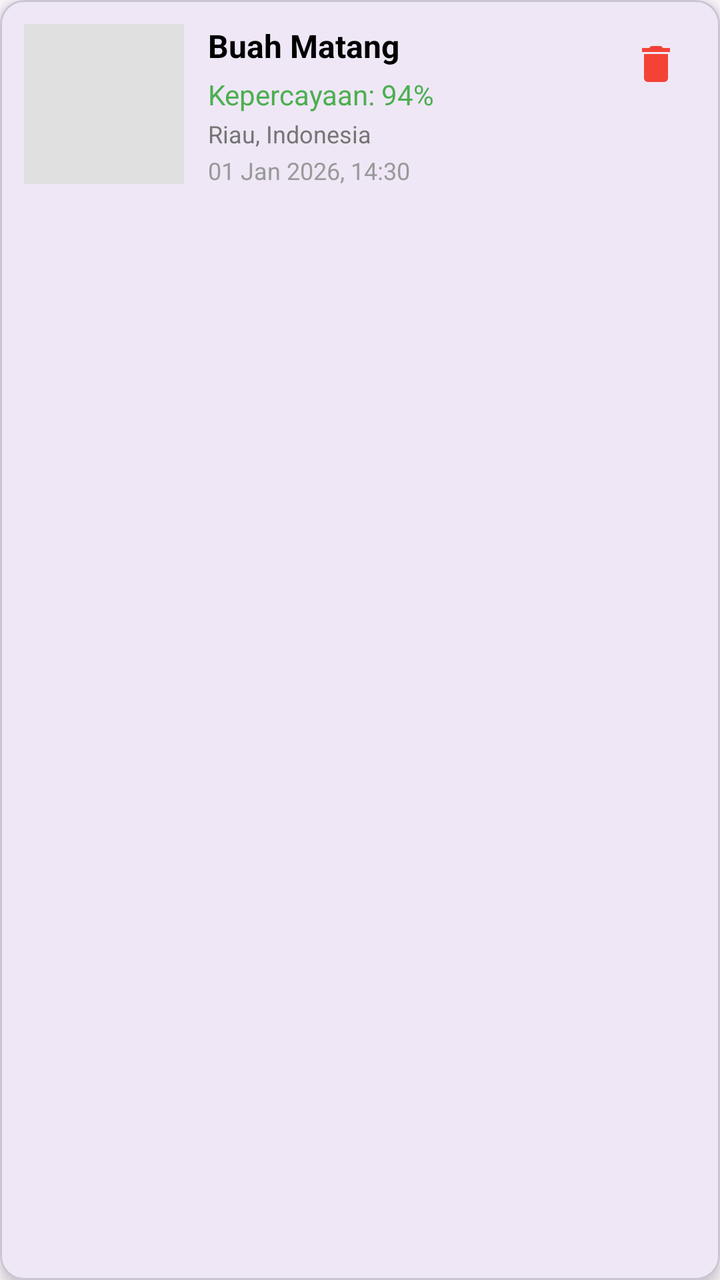
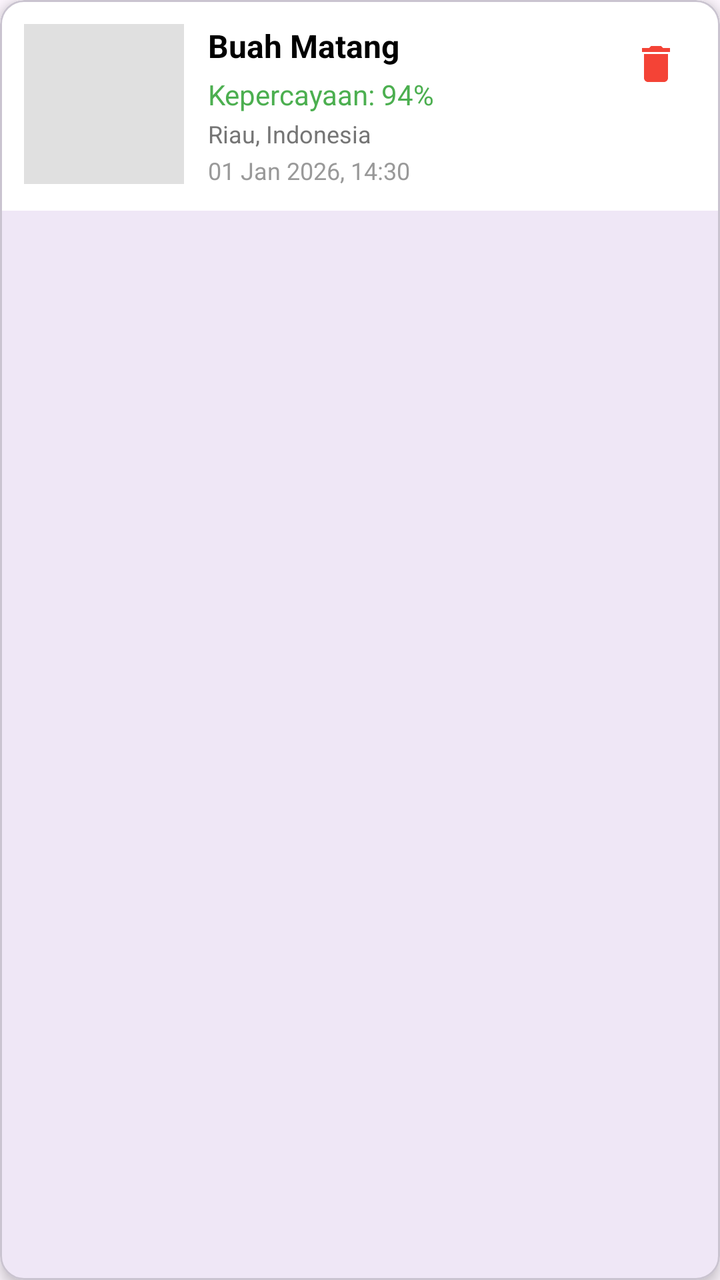

Screens rendered from an Android XML layout before and after an edit, with the pre-edit source and the edit as a unified diff.
<!-- AndroidManifest.xml: application theme Theme.Sawit -->
<!-- res/layout/item_riwayat.xml -->
<?xml version="1.0" encoding="utf-8"?>
<com.google.android.material.card.MaterialCardView
    xmlns:android="http://schemas.android.com/apk/res/android"
    xmlns:app="http://schemas.android.com/apk/res-auto"
    android:layout_width="match_parent"
    android:layout_height="wrap_content"
    android:layout_margin="8dp"
    app:cardCornerRadius="12dp"
    app:cardElevation="4dp">

    <LinearLayout
        android:layout_width="match_parent"
        android:layout_height="wrap_content"
        android:orientation="horizontal"
        android:padding="12dp">

        
        <ImageView
            android:id="@+id/ivDeteksi"
            android:layout_width="80dp"
            android:layout_height="80dp"
            android:scaleType="centerCrop"
            android:background="#E0E0E0"
            android:contentDescription="Gambar Deteksi" />

        
        <LinearLayout
            android:layout_width="0dp"
            android:layout_height="wrap_content"
            android:layout_weight="1"
            android:layout_marginStart="12dp"
            android:orientation="vertical">

            <TextView
                android:id="@+id/tvJenisBuah"
                android:layout_width="wrap_content"
                android:layout_height="wrap_content"
                android:text="Buah Matang"
                android:textSize="16sp"
                android:textStyle="bold"
                android:textColor="@android:color/black" />

            <TextView
                android:id="@+id/tvKepercayaan"
                android:layout_width="wrap_content"
                android:layout_height="wrap_content"
                android:layout_marginTop="4dp"
                android:text="Kepercayaan: 94%"
                android:textSize="14sp"
                android:textColor="#4CAF50" />

            <TextView
                android:id="@+id/tvLokasi"
                android:layout_width="wrap_content"
                android:layout_height="wrap_content"
                android:layout_marginTop="2dp"
                android:text="Riau, Indonesia"
                android:textSize="12sp"
                android:textColor="#757575" />

            <TextView
                android:id="@+id/tvTanggal"
                android:layout_width="wrap_content"
                android:layout_height="wrap_content"
                android:layout_marginTop="2dp"
                android:text="01 Jan 2026, 14:30"
                android:textSize="12sp"
                android:textColor="#999999" />

        </LinearLayout>

        
        <ImageButton
            android:id="@+id/btnDelete"
            android:layout_width="40dp"
            android:layout_height="40dp"
            android:background="?attr/selectableItemBackgroundBorderless"
            android:src="@drawable/ic_delete"
            android:contentDescription="Delete"
            android:tint="#F44336" />

    </LinearLayout>

</com.google.android.material.card.MaterialCardView>
<!-- resources referenced by this layout -->
<resources>
  <!-- drawable ic_delete (drawable) -->
  <?xml version="1.0" encoding="utf-8"?>
  <vector xmlns:android="http://schemas.android.com/apk/res/android"
      android:width="24dp"
      android:height="24dp"
      android:viewportWidth="24"
      android:viewportHeight="24">
      <path
          android:fillColor="#000000"
          android:pathData="M6,19c0,1.1 0.9,2 2,2h8c1.1,0 2,-0.9 2,-2V7H6v12zM19,4h-3.5l-1,-1h-5l-1,1H5v2h14V4z"/>
  </vector>
  <style name="Theme.Sawit" parent="Base.Theme.Sawit" />
  <style name="Base.Theme.Sawit" parent="Theme.Material3.DayNight.NoActionBar">
          
          
      </style>
</resources>

<!-- the commit's change to res/layout/item_riwayat.xml (unified diff, before → after) -->
@@ -5,12 +5,14 @@
     android:layout_width="match_parent"
     android:layout_height="wrap_content"
     android:layout_margin="8dp"
+
     app:cardCornerRadius="12dp"
     app:cardElevation="4dp">
 
     <LinearLayout
         android:layout_width="match_parent"
         android:layout_height="wrap_content"
+        android:background="@color/white"
         android:orientation="horizontal"
         android:padding="12dp">
 
<!-- resource entries referenced after the edit -->
@@ -1,5 +1,6 @@
 <!-- resources referenced by this layout -->
 <resources>
+  <color name="white">#FFFFFF</color>
   <!-- drawable ic_delete (drawable) -->
   <?xml version="1.0" encoding="utf-8"?>
   <vector xmlns:android="http://schemas.android.com/apk/res/android"
